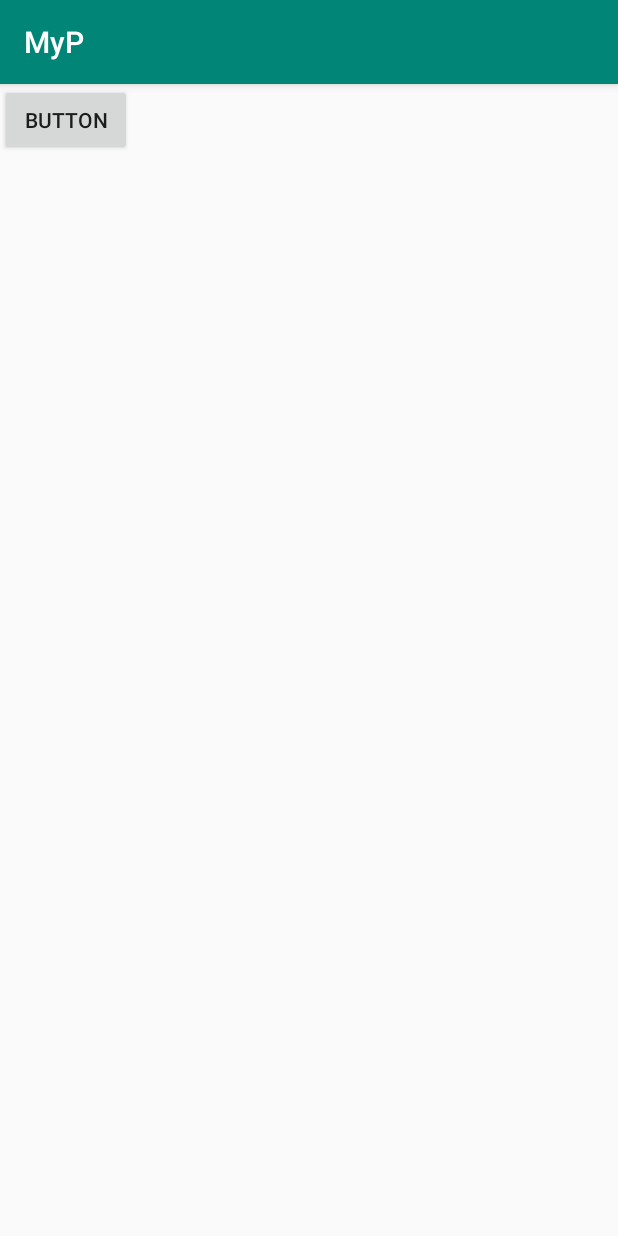
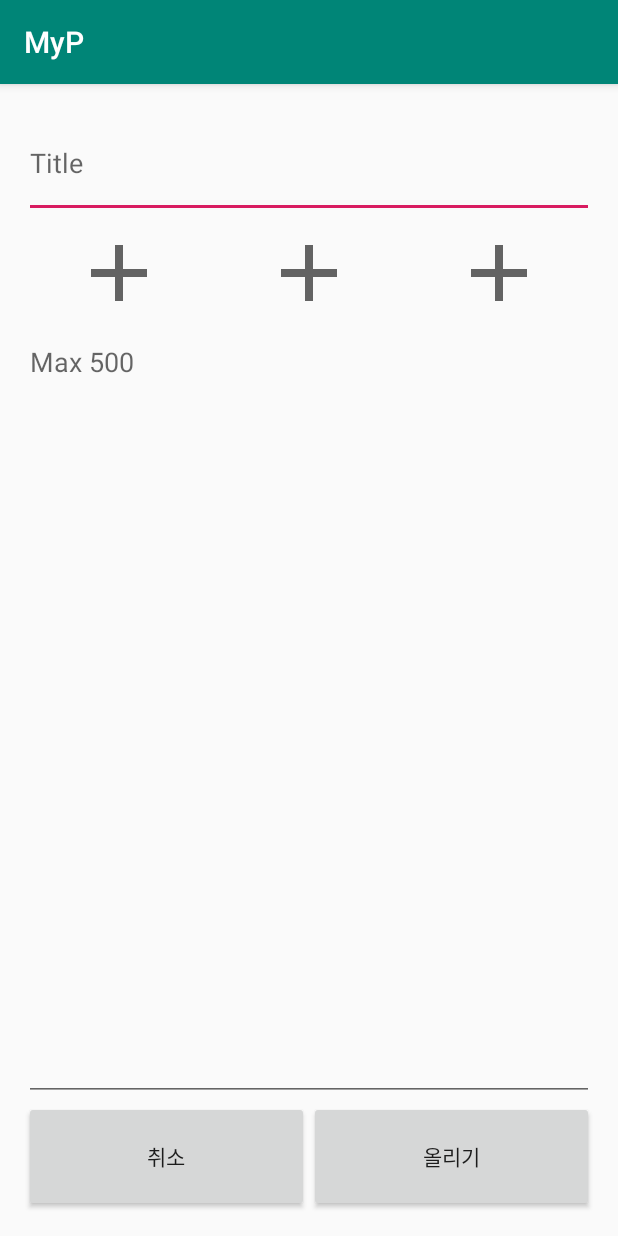
Before and after one commit to lsun41902/MyP, an Android app: the WriteActivity screen opened directly, with no data from a screen before it, on a phone screen of 412 x 824 dp. Run offline under Robolectric (Android 15) with nearby library versions, the light colour scheme and no system bars.

Commit message:
Check JTBC

```diff
--- a/app/build.gradle
+++ b/app/build.gradle
@@ -31,5 +31,8 @@ dependencies {
     implementation 'com.google.android.material:material:1.2.0-alpha01'
     implementation 'de.hdodenhof:circleimageview:3.0.1'
     implementation 'androidx.swiperefreshlayout:swiperefreshlayout:1.1.0-alpha03'
+    implementation 'com.mxn.soul:flowingdrawer-core:2.1.0'
+    implementation 'com.nineoldandroids:library:2.4.0'
+    implementation 'info.hoang8f:fbutton:1.0.5'
 
 }
--- a/app/src/main/java/com/lsun/myp/MainActivity.java
+++ b/app/src/main/java/com/lsun/myp/MainActivity.java
@@ -13,6 +13,9 @@ import android.widget.Toast;
 
 import com.google.android.material.navigation.NavigationView;
 import com.google.android.material.tabs.TabLayout;
+import com.mxn.soul.flowingdrawer_core.ElasticDrawer;
+import com.mxn.soul.flowingdrawer_core.FlowingDrawer;
+import com.mxn.soul.flowingdrawer_core.FlowingMenuLayout;
 
 public class MainActivity extends AppCompatActivity {
     NavigationView navi;
@@ -21,6 +24,7 @@ public class MainActivity extends AppCompatActivity {
     TabLayout tabLayout;
     ViewPager pager;
     MyAdapter adapter;
+    FlowingMenuLayout menuLayout;
     public static Toolbar toolbar;
     public static final int REQ_WIRTE=10;
 
@@ -35,7 +39,7 @@ public class MainActivity extends AppCompatActivity {
         drawerLayout=findViewById(R.id.layout_drawer);
         drawerToggle=new ActionBarDrawerToggle(this,drawerLayout,toolbar,R.string.app_name,R.string.app_name);
         drawerLayout.addDrawerListener(drawerToggle);
-        drawerToggle.syncState();
+       drawerToggle.syncState();
 
 
         tabLayout=findViewById(R.id.layout_tab);
--- a/app/src/main/java/com/lsun/myp/WriteActivity.java
+++ b/app/src/main/java/com/lsun/myp/WriteActivity.java
@@ -21,4 +21,7 @@ public class WriteActivity extends AppCompatActivity {
         setResult(RESULT_OK,intent);
         finish();
     }
+
+    public void clickBtn2(View view) {
+    }
 }
--- /dev/null
+++ b/app/src/main/res/drawable/ic_add_black_24dp.xml
@@ -0,0 +1,5 @@
+<vector android:alpha="0.6" android:height="24dp"
+    android:viewportHeight="24.0" android:viewportWidth="24.0"
+    android:width="24dp" xmlns:android="http://schemas.android.com/apk/res/android">
+    <path android:fillColor="#FF000000" android:pathData="M19,13h-6v6h-2v-6H5v-2h6V5h2v6h6v2z"/>
+</vector>
--- a/app/src/main/res/layout/activity_write.xml
+++ b/app/src/main/res/layout/activity_write.xml
@@ -4,12 +4,80 @@
     xmlns:tools="http://schemas.android.com/tools"
     android:layout_width="match_parent"
     android:layout_height="match_parent"
-    tools:context=".WriteActivity">
+    android:orientation="vertical"
+    android:padding="16dp"
+    tools:context=".WriteActivity"
+    android:weightSum="10"
+    >
+    <EditText
+        android:layout_weight="1"
+        android:id="@+id/wirte_et_title"
+        android:layout_width="match_parent"
+        android:layout_height="0dp"
+        android:maxLength="20"
+        android:textSize="18sp"
+        android:inputType="text"
+        android:hint="Title"
+        />
+    <LinearLayout
+        android:layout_width="match_parent"
+        android:layout_height="0dp"
+        android:layout_weight="1"
+        android:weightSum="3"
+        android:gravity="center">
+
+        <ImageView
+            android:id="@+id/wirte_iv_1"
+            android:layout_weight="1"
+            android:layout_width="0dp"
+            android:layout_height="64dp"
+            android:layout_margin="4dp"
+            android:src="@drawable/ic_add_black_24dp"/>
+        <ImageView
+            android:id="@+id/wirte_iv_2"
+            android:layout_weight="1"
+            android:layout_width="0dp"
+            android:layout_height="64dp"
+            android:layout_margin="4dp"
+            android:src="@drawable/ic_add_black_24dp"/>
+        <ImageView
+            android:id="@+id/wirte_iv_3"
+            android:layout_weight="1"
+            android:layout_width="0dp"
+            android:layout_height="64dp"
+            android:layout_margin="4dp"
+            android:src="@drawable/ic_add_black_24dp"/>
+    </LinearLayout>
+
+    <EditText
+        android:id="@+id/wirte_et_text"
+        android:layout_weight="7"
+        android:layout_width="match_parent"
+        android:hint="Max 500"
+        android:maxLength="500"
+        android:autoSizeMaxTextSize="500dp"
+        android:gravity="top"
+        android:layout_height="0dp"/>
+    <LinearLayout
+        android:layout_width="match_parent"
+        android:layout_height="0dp"
+        android:orientation="horizontal"
+        android:layout_weight="1">
+        <Button
+            android:layout_weight="1"
+            android:id="@+id/btn2"
+            android:layout_width="wrap_content"
+            android:layout_height="match_parent"
+            android:text="취소"
+            android:onClick="clickBtn2"/>
     <Button
+        android:layout_weight="1"
         android:id="@+id/btn"
         android:layout_width="wrap_content"
-        android:layout_height="wrap_content"
-        android:text="button"
+        android:layout_height="match_parent"
+        android:text="올리기"
         android:onClick="clickBtn"/>
+    </LinearLayout>
+
 
 </LinearLayout>
--- a/app/src/main/res/layout/fragment_map.xml
+++ b/app/src/main/res/layout/fragment_map.xml
@@ -1,8 +1,10 @@
 <?xml version="1.0" encoding="utf-8"?>
 <androidx.coordinatorlayout.widget.CoordinatorLayout xmlns:android="http://schemas.android.com/apk/res/android"
     android:layout_width="match_parent"
+    xmlns:app="http://schemas.android.com/apk/res-auto"
     android:padding="16dp"
-    android:layout_height="match_parent">
+    android:layout_height="match_parent"
+    android:background="#FF0000">
     <Button
         android:layout_width="wrap_content"
         android:layout_height="wrap_content"
--- a/app/src/main/res/layout/fragment_news.xml
+++ b/app/src/main/res/layout/fragment_news.xml
@@ -2,7 +2,8 @@
 <RelativeLayout xmlns:android="http://schemas.android.com/apk/res/android"
     android:layout_width="match_parent"
     android:padding="16dp"
-    android:layout_height="match_parent">
+    android:layout_height="match_parent"
+    android:background="#ffff00">
     <TextView
         android:id="@+id/tv"
         android:layout_width="match_parent"
--- a/app/src/main/res/layout/fragment_recyclerview.xml
+++ b/app/src/main/res/layout/fragment_recyclerview.xml
@@ -2,7 +2,8 @@
 <androidx.coordinatorlayout.widget.CoordinatorLayout xmlns:android="http://schemas.android.com/apk/res/android"
     android:layout_width="match_parent"
     android:layout_height="match_parent"
-    xmlns:app="http://schemas.android.com/apk/res-auto">
+    xmlns:app="http://schemas.android.com/apk/res-auto"
+    android:background="#0000ff">
     <androidx.recyclerview.widget.RecyclerView
         android:id="@+id/recyclerview"
         android:layout_width="match_parent"
```
Also changed, not shown: app/src/main/res/layout/activity_main.xml (+5 -2 lines), app/src/main/res/values/colors.xml (+20 -0 lines), 1 other file.
